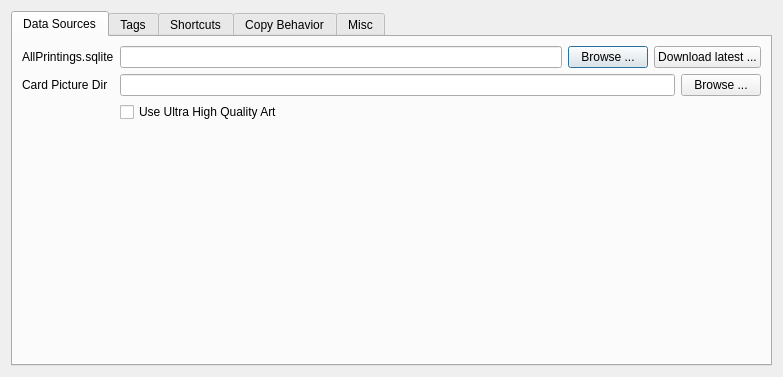
The window that mtgcards/optionsdialog.ui (stijnvermeir/mtgcards) describes before a commit, drawn with Qt 5.
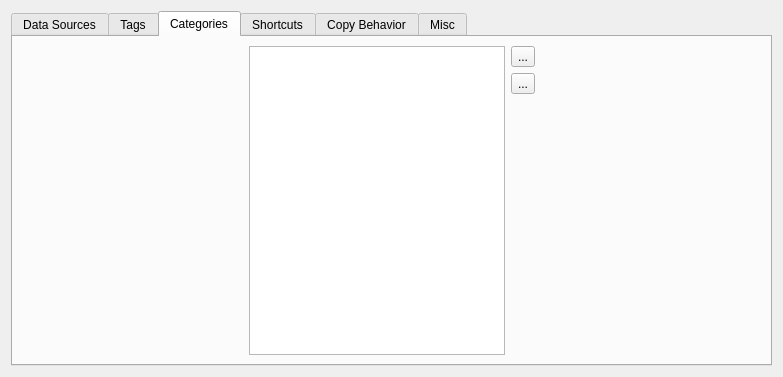
The same window after the commit. The open tabs and pages were chosen to show the change. Icons and pictures are not drawn.

Commit message: Categories add/remove UI

```diff
--- a/mtgcards/optionsdialog.ui
+++ b/mtgcards/optionsdialog.ui
@@ -190,6 +190,84 @@
        </item>
       </layout>
      </widget>
+     <widget class="QWidget" name="categoriesTab">
+      <attribute name="title">
+       <string>Categories</string>
+      </attribute>
+      <layout class="QHBoxLayout" name="horizontalLayout_7">
+       <item>
+        <spacer name="horizontalSpacer_4">
+         <property name="orientation">
+          <enum>Qt::Horizontal</enum>
+         </property>
+         <property name="sizeHint" stdset="0">
+          <size>
+           <width>40</width>
+           <height>20</height>
+          </size>
+         </property>
+        </spacer>
+       </item>
+       <item>
+        <widget class="QListWidget" name="categoriesList"/>
+       </item>
+       <item>
+        <layout class="QVBoxLayout" name="verticalLayout">
+         <property name="rightMargin">
+          <number>0</number>
+         </property>
+         <item>
+          <widget class="QToolButton" name="addCategoryBtn">
+           <property name="text">
+            <string>...</string>
+           </property>
+           <property name="icon">
+            <iconset resource="mtgcards.qrc">
+             <normaloff>:/resources/icons/add186.svg</normaloff>:/resources/icons/add186.svg</iconset>
+           </property>
+          </widget>
+         </item>
+         <item>
+          <widget class="QToolButton" name="removeCategoriesBtn">
+           <property name="text">
+            <string>...</string>
+           </property>
+           <property name="icon">
+            <iconset resource="mtgcards.qrc">
+             <normaloff>:/resources/icons/horizontal39.svg</normaloff>:/resources/icons/horizontal39.svg</iconset>
+           </property>
+          </widget>
+         </item>
+         <item>
+          <spacer name="verticalSpacer_2">
+           <property name="orientation">
+            <enum>Qt::Vertical</enum>
+           </property>
+           <property name="sizeHint" stdset="0">
+            <size>
+             <width>20</width>
+             <height>40</height>
+            </size>
+           </property>
+          </spacer>
+         </item>
+        </layout>
+       </item>
+       <item>
+        <spacer name="horizontalSpacer_5">
+         <property name="orientation">
+          <enum>Qt::Horizontal</enum>
+         </property>
+         <property name="sizeHint" stdset="0">
+          <size>
+           <width>40</width>
+           <height>20</height>
+          </size>
+         </property>
+        </spacer>
+       </item>
+      </layout>
+     </widget>
      <widget class="QWidget" name="shortcutsTab">
       <attribute name="title">
        <string>Shortcuts</string>
```
The commit also changes 2 other files.
